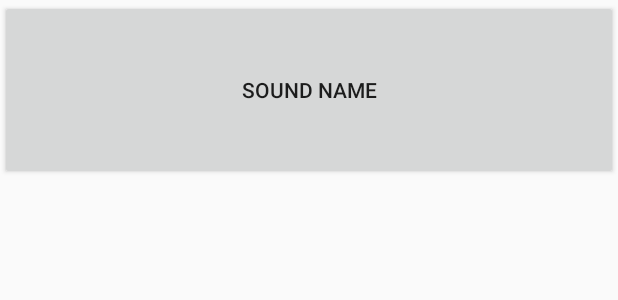
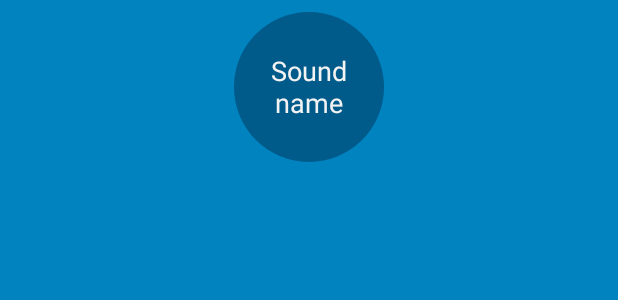
Before and after one commit to huyq119/BeatBox, an Android app: the layout list_item_sound.xml on its own in the app's theme, with its tools: preview values and no code run, on a phone screen of 412 x 824 dp. Shown: the top 300 px of the screen. Run offline under Robolectric (Android 15) with nearby library versions, the light colour scheme and no system bars.

Commit message:
新建的项目

```diff
--- /dev/null
+++ b/app/src/main/res/drawable/button_beat_box.xml
@@ -0,0 +1,6 @@
+<?xml version="1.0" encoding="utf-8"?>
+<selector xmlns:android="http://schemas.android.com/apk/res/android">
+    <item android:drawable="@drawable/button_beat_box_pressed"
+        android:state_pressed="true"/>
+    <item android:drawable="@drawable/button_beat_box_normal"/>
+</selector>
--- /dev/null
+++ b/app/src/main/res/drawable/button_beat_box_normal.xml
@@ -0,0 +1,8 @@
+<?xml version="1.0" encoding="utf-8"?>
+<shape xmlns:android="http://schemas.android.com/apk/res/android"
+    android:shape="oval">
+
+    <solid
+        android:color="@color/dark_blue"/>
+
+</shape>
--- /dev/null
+++ b/app/src/main/res/drawable/button_beat_box_pressed.xml
@@ -0,0 +1,20 @@
+<?xml version="1.0" encoding="utf-8"?>
+<layer-list xmlns:android="http://schemas.android.com/apk/res/android">
+    <item>
+        <shape xmlns:android="http://schemas.android.com/apk/res/android"
+            android:shape="oval">
+            <solid
+                android:color="@color/red"/>
+        </shape>
+    </item>
+
+    <item>
+        <shape
+            android:shape="oval">
+
+            <stroke
+                android:width="4dp"
+                android:color="@color/dark_red"/>
+        </shape>
+    </item>
+</layer-list>
--- a/app/src/main/res/layout/list_item_sound.xml
+++ b/app/src/main/res/layout/list_item_sound.xml
@@ -6,10 +6,16 @@
             name="viewModel"
             type="com.bignerdranch.android.beatbox.SoundViewModel"/>
     </data>
-    <Button
+    <FrameLayout
         android:layout_width="match_parent"
-        android:layout_height="120dp"
-        android:onClick="@{() -> viewModel.onButtonClicked()}"
-        android:text="@{viewModel.title}"
-        tools:text="Sound name" />
+        android:layout_height="wrap_content"
+        android:layout_margin="8dp">
+        <Button
+            android:layout_width="100dp"
+            android:layout_height="100dp"
+            android:layout_gravity="center"
+            android:onClick="@{() -> viewModel.onButtonClicked()}"
+            android:text="@{viewModel.title}"
+            tools:text="Sound name"/>
+    </FrameLayout>
 </layout>
--- a/app/src/main/res/values/colors.xml
+++ b/app/src/main/res/values/colors.xml
@@ -3,4 +3,10 @@
     <color name="colorPrimary">#3F51B5</color>
     <color name="colorPrimaryDark">#303F9F</color>
     <color name="colorAccent">#FF4081</color>
+
+    <color name="red">#F44336</color>
+    <color name="dark_red">#c3352B</color>
+    <color name="gray">#607D8B</color>
+    <color name="soothing_blue">#0083BF</color>
+    <color name="dark_blue">#005A8A</color>
 </resources>
--- a/app/src/main/res/values/styles.xml
+++ b/app/src/main/res/values/styles.xml
@@ -1,11 +1,18 @@
 <resources>
 
     <!-- Base application theme. -->
-    <style name="AppTheme" parent="Theme.AppCompat.Light.DarkActionBar">
+    <style name="AppTheme" parent="Theme.AppCompat">
         <!-- Customize your theme here. -->
-        <item name="colorPrimary">@color/colorPrimary</item>
-        <item name="colorPrimaryDark">@color/colorPrimaryDark</item>
-        <item name="colorAccent">@color/colorAccent</item>
+        <item name="colorPrimary">@color/red</item>
+        <item name="colorPrimaryDark">@color/dark_red</item>
+        <item name="colorAccent">@color/gray</item>
+
+        <item name="android:windowBackground">@color/soothing_blue</item>
+        <item name="buttonStyle">@style/BeatBoxButton</item>
+    </style>
+
+    <style name="BeatBoxButton" parent="android:style/Widget.Holo.Button">
+       <item name="android:background">@drawable/button_beat_box</item>
     </style>
 
 </resources>
```
